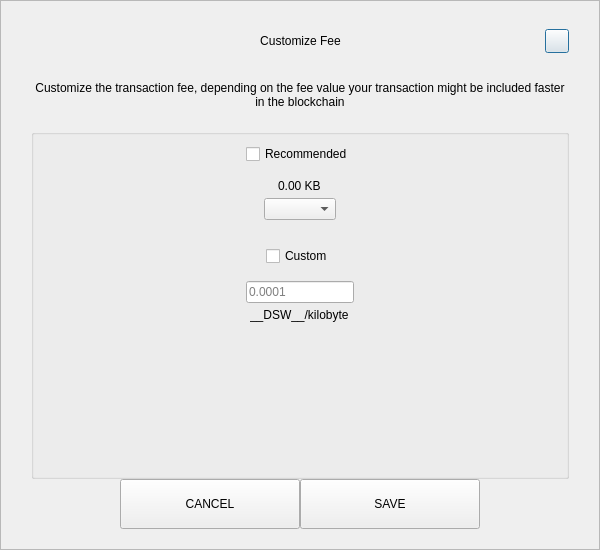
First picture: the form in src/qt/pivx/forms/sendcustomfeedialog.ui, repository decenomy/DSW, before the edit.
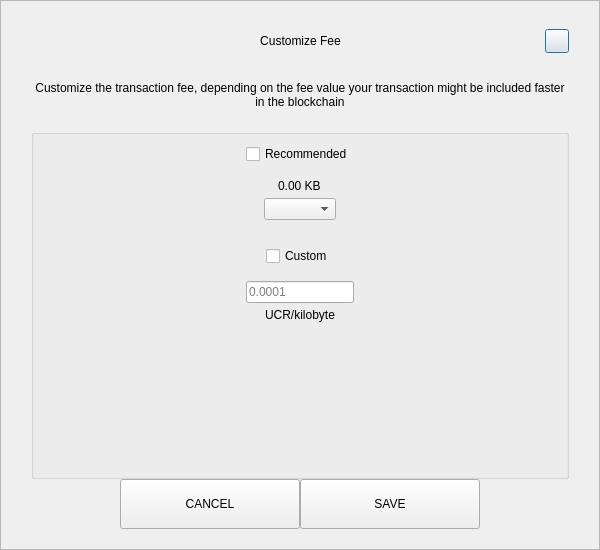
Second picture: the form after the edit.

```diff
--- a/src/qt/pivx/forms/sendcustomfeedialog.ui
+++ b/src/qt/pivx/forms/sendcustomfeedialog.ui
@@ -287,7 +287,7 @@
            <item alignment="Qt::AlignHCenter">
             <widget class="QLabel" name="labelCustomFee">
              <property name="text">
-              <string>__DSW__/kilobyte</string>
+              <string>UCR/kilobyte</string>
              </property>
             </widget>
            </item>
```
